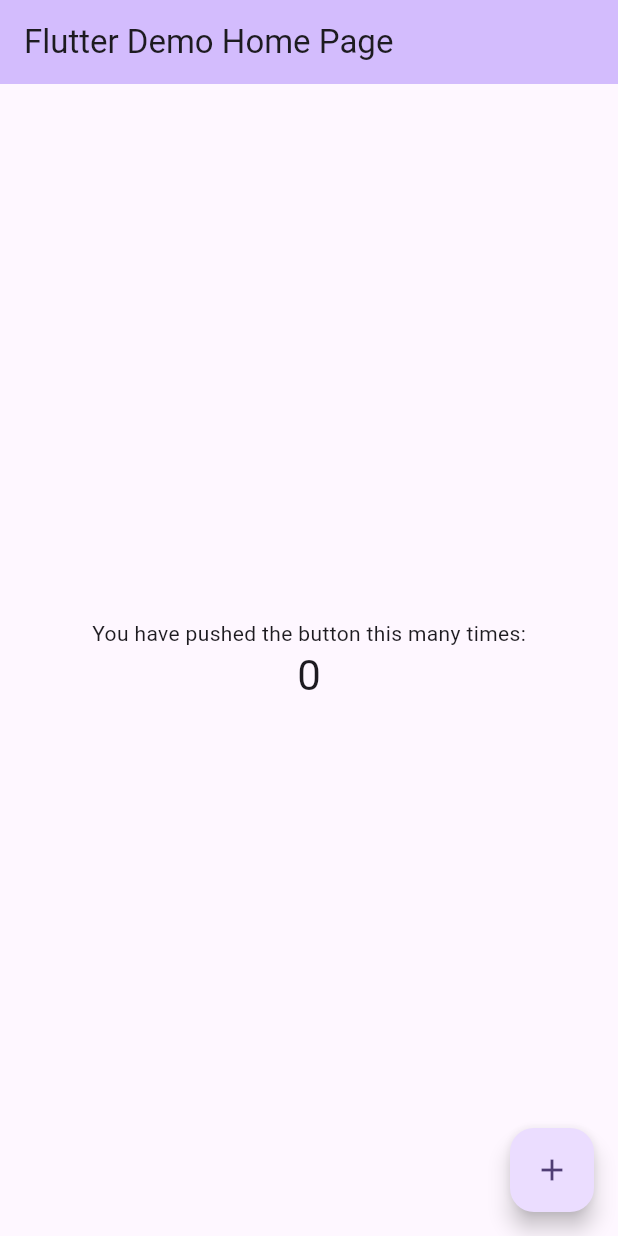
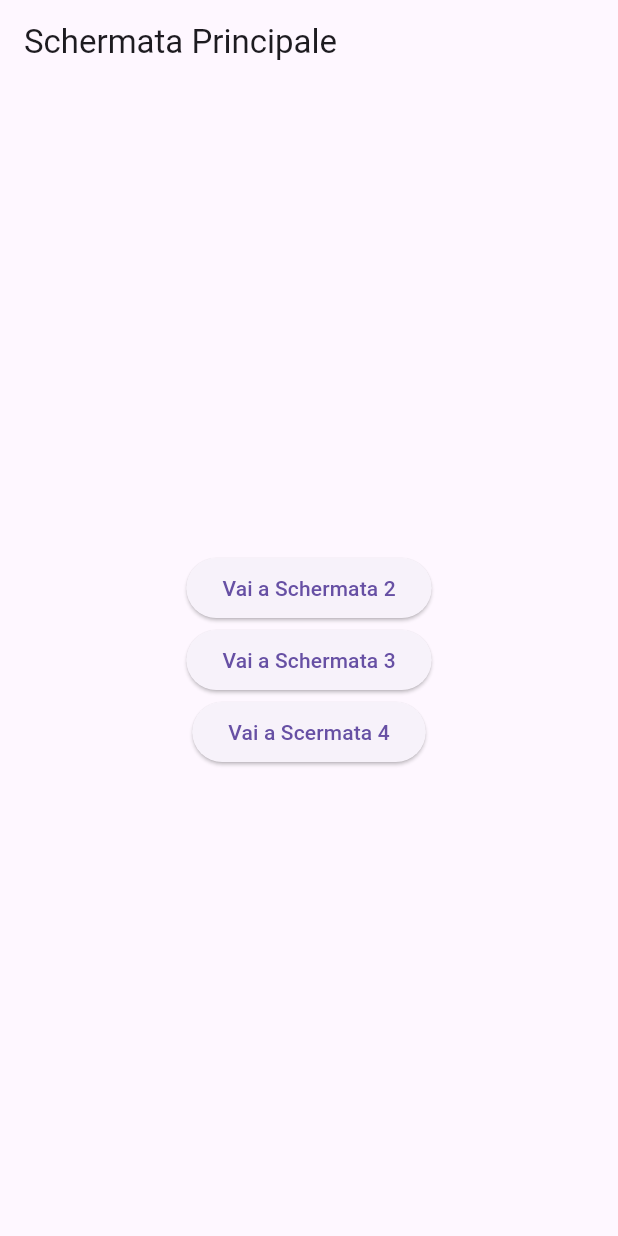
Before and after one commit to BrianBSP/app_test, a Flutter app: the screen it shows after launch, on a phone screen of 412 x 824 dp. Run offline on Flutter 3.47's test engine with Material 3 defaults, Android fonts, the phone set to English and light mode, and no system bars.

Commit message:
inizializzato progetto creati file principali

```diff
--- a/lib/main.dart
+++ b/lib/main.dart
@@ -1,4 +1,5 @@
 import 'package:flutter/material.dart';
+import 'screens/schermata1.dart';
 
 void main() {
   runApp(const MyApp());
@@ -7,119 +8,12 @@ void main() {
 class MyApp extends StatelessWidget {
   const MyApp({super.key});
 
-  // This widget is the root of your application.
   @override
   Widget build(BuildContext context) {
     return MaterialApp(
-      title: 'Flutter Demo',
-      theme: ThemeData(
-        // This is the theme of your application.
-        //
-        // TRY THIS: Try running your application with "flutter run". You'll see
-        // the application has a purple toolbar. Then, without quitting the app,
-        // try changing the seedColor in the colorScheme below to Colors.green
-        // and then invoke "hot reload" (save your changes or press the "hot
-        // reload" button in a Flutter-supported IDE, or press "r" if you used
-        // the command line to start the app).
-        //
-        // Notice that the counter didn't reset back to zero; the application
-        // state is not lost during the reload. To reset the state, use hot
-        // restart instead.
-        //
-        // This works for code too, not just values: Most code changes can be
-        // tested with just a hot reload.
-        colorScheme: ColorScheme.fromSeed(seedColor: Colors.deepPurple),
-        useMaterial3: true,
-      ),
-      home: const MyHomePage(title: 'Flutter Demo Home Page'),
+      title: "Flutter Navigation",
+      theme: ThemeData(primarySwatch: Colors.blue),
+      home: Schermata1(),
     );
   }
 }
-
-class MyHomePage extends StatefulWidget {
-  const MyHomePage({super.key, required this.title});
-
-  // This widget is the home page of your application. It is stateful, meaning
-  // that it has a State object (defined below) that contains fields that affect
-  // how it looks.
-
-  // This class is the configuration for the state. It holds the values (in this
-  // case the title) provided by the parent (in this case the App widget) and
-  // used by the build method of the State. Fields in a Widget subclass are
-  // always marked "final".
-
-  final String title;
-
-  @override
-  State<MyHomePage> createState() => _MyHomePageState();
-}
-
-class _MyHomePageState extends State<MyHomePage> {
-  int _counter = 0;
-
-  void _incrementCounter() {
-    setState(() {
-      // This call to setState tells the Flutter framework that something has
-      // changed in this State, which causes it to rerun the build method below
-      // so that the display can reflect the updated values. If we changed
-      // _counter without calling setState(), then the build method would not be
-      // called again, and so nothing would appear to happen.
-      _counter++;
-    });
-  }
-
-  @override
-  Widget build(BuildContext context) {
-    // This method is rerun every time setState is called, for instance as done
-    // by the _incrementCounter method above.
-    //
-    // The Flutter framework has been optimized to make rerunning build methods
-    // fast, so that you can just rebuild anything that needs updating rather
-    // than having to individually change instances of widgets.
-    return Scaffold(
-      appBar: AppBar(
-        // TRY THIS: Try changing the color here to a specific color (to
-        // Colors.amber, perhaps?) and trigger a hot reload to see the AppBar
-        // change color while the other colors stay the same.
-        backgroundColor: Theme.of(context).colorScheme.inversePrimary,
-        // Here we take the value from the MyHomePage object that was created by
-        // the App.build method, and use it to set our appbar title.
-        title: Text(widget.title),
-      ),
-      body: Center(
-        // Center is a layout widget. It takes a single child and positions it
-        // in the middle of the parent.
-        child: Column(
-          // Column is also a layout widget. It takes a list of children and
-          // arranges them vertically. By default, it sizes itself to fit its
-          // children horizontally, and tries to be as tall as its parent.
-          //
-          // Column has various properties to control how it sizes itself and
-          // how it positions its children. Here we use mainAxisAlignment to
-          // center the children vertically; the main axis here is the vertical
-          // axis because Columns are vertical (the cross axis would be
-          // horizontal).
-          //
-          // TRY THIS: Invoke "debug painting" (choose the "Toggle Debug Paint"
-          // action in the IDE, or press "p" in the console), to see the
-          // wireframe for each widget.
-          mainAxisAlignment: MainAxisAlignment.center,
-          children: <Widget>[
-            const Text(
-              'You have pushed the button this many times:',
-            ),
-            Text(
-              '$_counter',
-              style: Theme.of(context).textTheme.headlineMedium,
-            ),
-          ],
-        ),
-      ),
-      floatingActionButton: FloatingActionButton(
-        onPressed: _incrementCounter,
-        tooltip: 'Increment',
-        child: const Icon(Icons.add),
-      ), // This trailing comma makes auto-formatting nicer for build methods.
-    );
-  }
-}
--- /dev/null
+++ b/lib/screens/schermata1.dart
@@ -0,0 +1,48 @@
+import 'package:flutter/material.dart';
+import 'schermata2.dart';
+import 'schermata3.dart';
+import 'schermata4.dart';
+
+class Schermata1 extends StatelessWidget {
+  const Schermata1({super.key});
+
+  @override
+  Widget build(BuildContext context) {
+    return Scaffold(
+      appBar: AppBar(
+        title: Text("Schermata Principale"),
+      ),
+      body: Center(
+        child: Column(
+          mainAxisAlignment: MainAxisAlignment.center,
+          children: [
+            ElevatedButton(
+                onPressed: () {
+                  Navigator.push(
+                    context,
+                    MaterialPageRoute(builder: (context) => Schermata2()),
+                  );
+                },
+                child: Text("Vai a Schermata 2")),
+            ElevatedButton(
+                onPressed: () {
+                  Navigator.push(
+                    context,
+                    MaterialPageRoute(builder: (context) => Schermata3()),
+                  );
+                },
+                child: Text("Vai a Schermata 3")),
+            ElevatedButton(
+                onPressed: () {
+                  Navigator.push(
+                    context,
+                    MaterialPageRoute(builder: (context) => Schermata4()),
+                  );
+                },
+                child: Text("Vai a Scermata 4"))
+          ],
+        ),
+      ),
+    );
+  }
+}
```
Also changed, not shown: lib/screens/schermata2.dart (added, +15 -0 lines), lib/screens/schermata3.dart (added, +15 -0 lines), lib/screens/schermata4.dart (added, +15 -0 lines), pubspec.yaml (+2 -5 lines), pubspec.lock, 1 other file.
